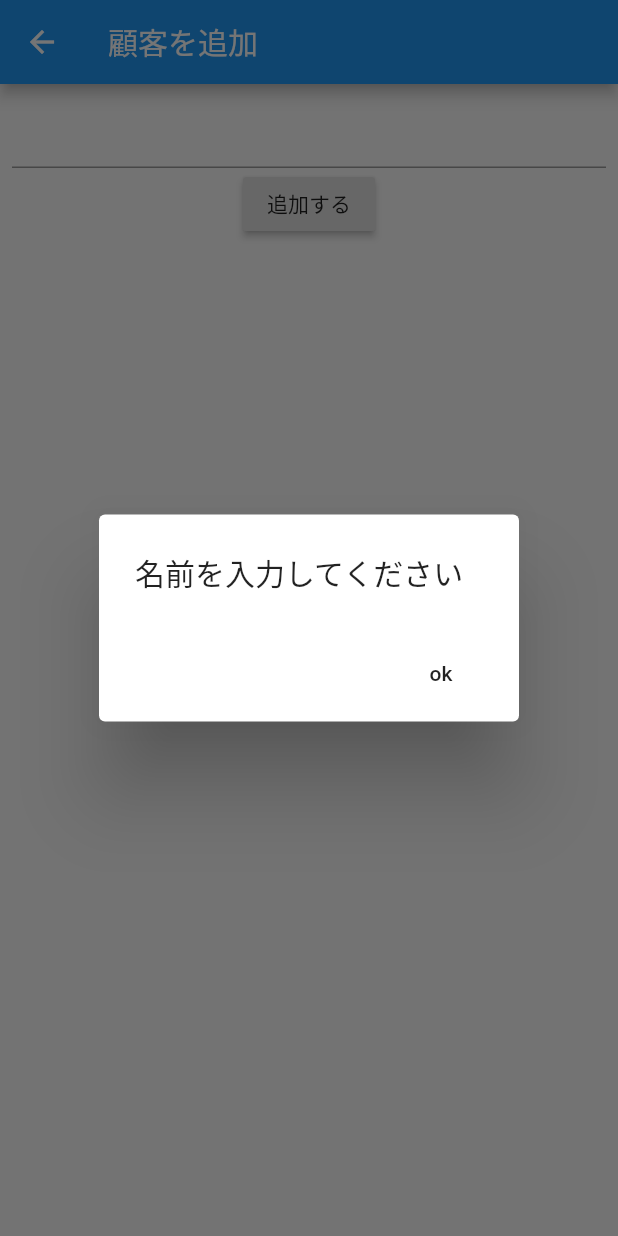
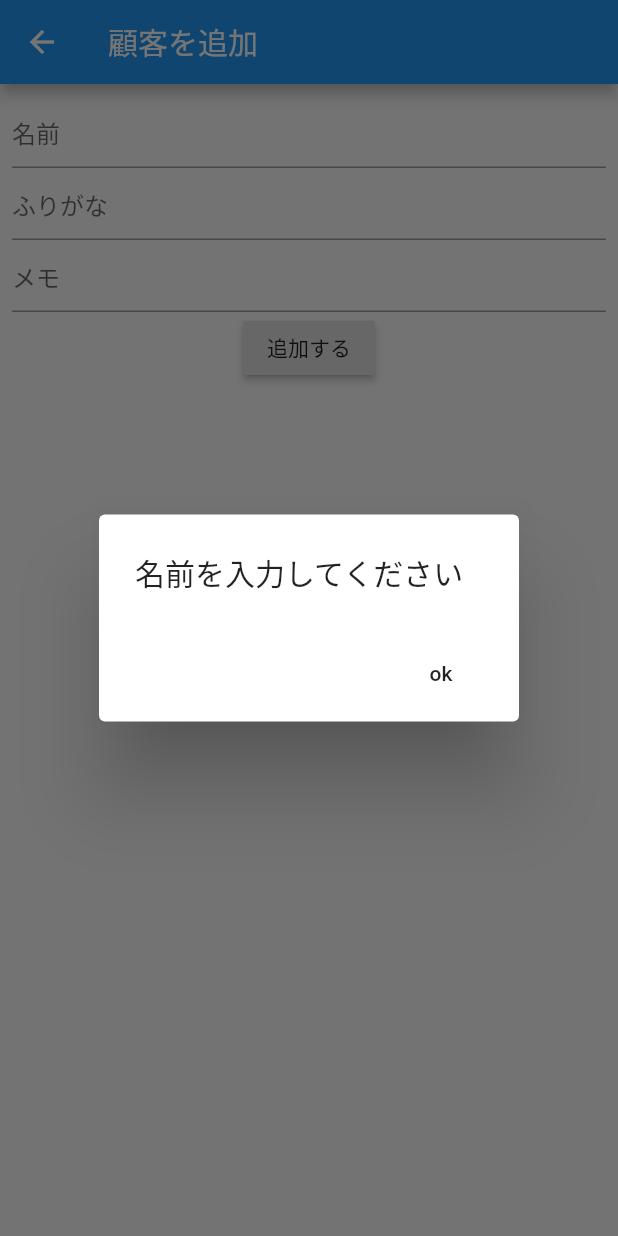
Before and after one commit to kazuya1103/customer_list2, a Flutter app: the AddCustomerPage screen opened directly, after a tap on "追加する", on a phone screen of 412 x 824 dp. Run offline on Flutter 3.47's test engine with Material 2 defaults, Android fonts, the phone set to English and light mode, and no system bars; our stand-ins replace cloud_firestore, firebase_auth, firebase_core; accounts and stored records are empty.

Commit message:
ふりがなとメモ実装

```diff
--- a/lib/domain/customer.dart
+++ b/lib/domain/customer.dart
@@ -5,9 +5,11 @@ class Customer {
     documentID = doc.id;
     name = doc.data()['name'];
     ruby = doc.data()['ruby'];
+    memo = doc.data()['memo'];
   }
 
   String documentID;
   String name;
   String ruby;
+  String memo;
 }
--- a/lib/presentation/add_customer/add_customer_model.dart
+++ b/lib/presentation/add_customer/add_customer_model.dart
@@ -4,13 +4,20 @@ import 'package:flutter/material.dart';
 
 class AddCustomerModel extends ChangeNotifier {
   String customerName = '';
+  String customerRuby = '';
+  String customerMemo = '';
 
   Future addCustomerToFirebase() async {
     if (customerName.isEmpty) {
       throw ('名前を入力してください');
+    } else if (customerRuby.isEmpty) {
+      throw ('ふりがなを入力してください');
+    } else if (customerMemo.isEmpty) {
+      throw ('メモを入力してください');
     }
+
     FirebaseFirestore.instance.collection('customers').add(
-      {'name': customerName},
+      {'name': customerName, 'ruby': customerRuby, 'memo': customerMemo},
     );
   }
 
@@ -19,7 +26,7 @@ class AddCustomerModel extends ChangeNotifier {
         .collection('customers')
         .doc(customer.documentID);
     await document.update(
-      {'name': customerName},
+      {'name': customerName, 'ruby': customerRuby, 'memo': customerMemo},
     );
   }
 }
--- a/lib/presentation/add_customer/add_customer_page.dart
+++ b/lib/presentation/add_customer/add_customer_page.dart
@@ -9,10 +9,14 @@ class AddCustomerPage extends StatelessWidget {
   @override
   Widget build(BuildContext context) {
     final bool isUpdate = customer != null;
-    final textEditingController = TextEditingController();
+    final nameController = TextEditingController();
+    final rubyController = TextEditingController();
+    final memoController = TextEditingController();
 
     if (isUpdate) {
-      textEditingController.text = customer.name;
+      nameController.text = customer.name;
+      rubyController.text = customer.ruby;
+      memoController.text = customer.memo;
     }
 
     return ChangeNotifierProvider<AddCustomerModel>(
@@ -28,9 +32,30 @@ class AddCustomerPage extends StatelessWidget {
               child: Column(
                 children: <Widget>[
                   TextField(
-                    controller: textEditingController,
+                    decoration: InputDecoration(
+                      hintText: '名前',
+                    ),
+                    controller: nameController,
                     onChanged: (text) {
                       model.customerName = text;
+                    },
+                  ),
+                  TextField(
+                    decoration: InputDecoration(
+                      hintText: 'ふりがな',
+                    ),
+                    controller: rubyController,
+                    onChanged: (text) {
+                      model.customerRuby = text;
+                    },
+                  ),
+                  TextField(
+                    decoration: InputDecoration(
+                      hintText: 'メモ',
+                    ),
+                    controller: memoController,
+                    onChanged: (text) {
+                      model.customerMemo = text;
                     },
                   ),
                   RaisedButton(
```
